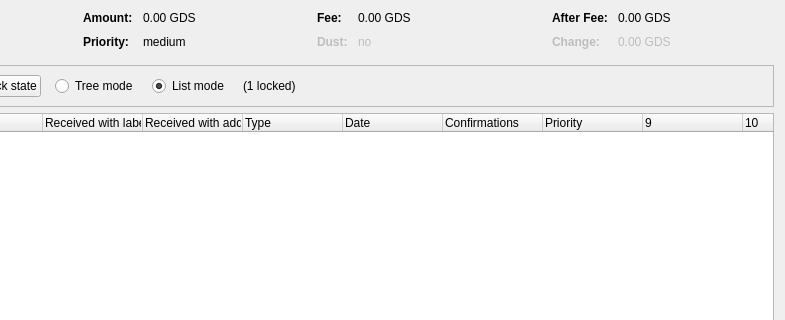
This is src/qt/forms/coincontroldialog.ui in buddilla/GoCash-Core as Qt 5 draws it before an edit; both pictures show x 169 to 954 and y 0 to 320 of the 954 by 500 pixel window. The edited form follows.
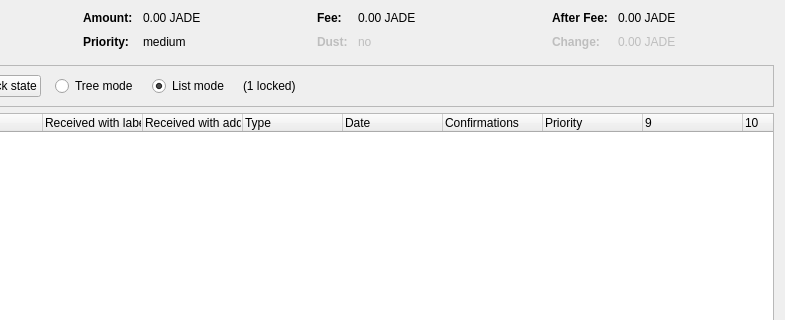
This is the edited form. Custom widgets are drawn as their Qt base class.

Patch:
```diff
--- a/src/qt/forms/coincontroldialog.ui
+++ b/src/qt/forms/coincontroldialog.ui
@@ -132,7 +132,7 @@
           <enum>Qt::ActionsContextMenu</enum>
          </property>
          <property name="text">
-          <string notr="true">0.00 GDS</string>
+          <string notr="true">0.00 JADE</string>
          </property>
          <property name="textInteractionFlags">
           <set>Qt::LinksAccessibleByMouse|Qt::TextSelectableByKeyboard|Qt::TextSelectableByMouse</set>
@@ -206,7 +206,7 @@
           <enum>Qt::ActionsContextMenu</enum>
          </property>
          <property name="text">
-          <string notr="true">0.00 GDS</string>
+          <string notr="true">0.00 JADE</string>
          </property>
          <property name="textInteractionFlags">
           <set>Qt::LinksAccessibleByMouse|Qt::TextSelectableByKeyboard|Qt::TextSelectableByMouse</set>
@@ -286,7 +286,7 @@
           <enum>Qt::ActionsContextMenu</enum>
          </property>
          <property name="text">
-          <string notr="true">0.00 GDS</string>
+          <string notr="true">0.00 JADE</string>
          </property>
          <property name="textInteractionFlags">
           <set>Qt::LinksAccessibleByMouse|Qt::TextSelectableByKeyboard|Qt::TextSelectableByMouse</set>
@@ -321,7 +321,7 @@
           <enum>Qt::ActionsContextMenu</enum>
          </property>
          <property name="text">
-          <string notr="true">0.00 GDS</string>
+          <string notr="true">0.00 JADE</string>
          </property>
          <property name="textInteractionFlags">
           <set>Qt::LinksAccessibleByMouse|Qt::TextSelectableByKeyboard|Qt::TextSelectableByMouse</set>
```
